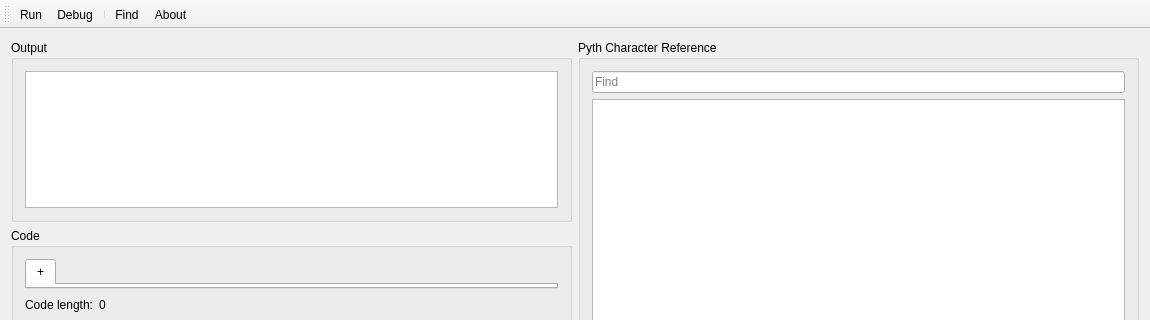
The window that mainwindow.ui (jakobkogler/PythIDE) describes before a commit, drawn with Qt 5; both pictures show x 0 to 1150 and y 0 to 320 of the 1150 by 632 pixel window.
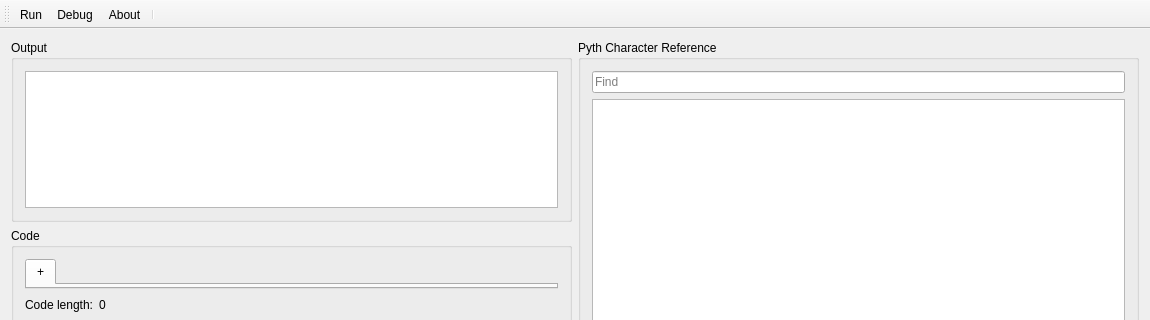
The same window after the commit.

Commit message: Remove Find Button, use shortcut

```diff
--- a/mainwindow.ui
+++ b/mainwindow.ui
@@ -246,9 +246,8 @@
    </attribute>
    <addaction name="action_run"/>
    <addaction name="action_debug"/>
-   <addaction name="separator"/>
-   <addaction name="action_find"/>
    <addaction name="action_about"/>
+   <addaction name="separator"/>
   </widget>
   <widget class="QStatusBar" name="statusBar"/>
   <action name="action_run">
```
The commit also changes 1 other file.
